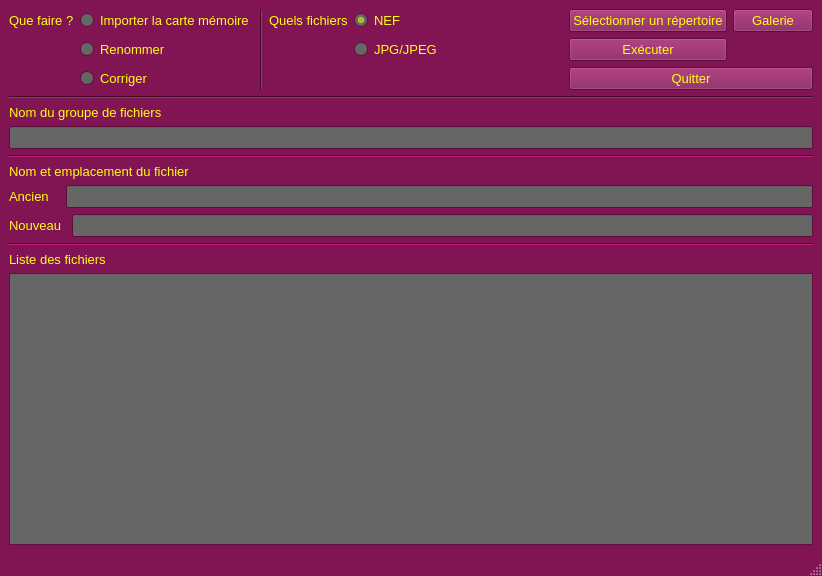
First picture: the form in interface.ui, repository ca-pos/renommage_photos_ui, before the edit.
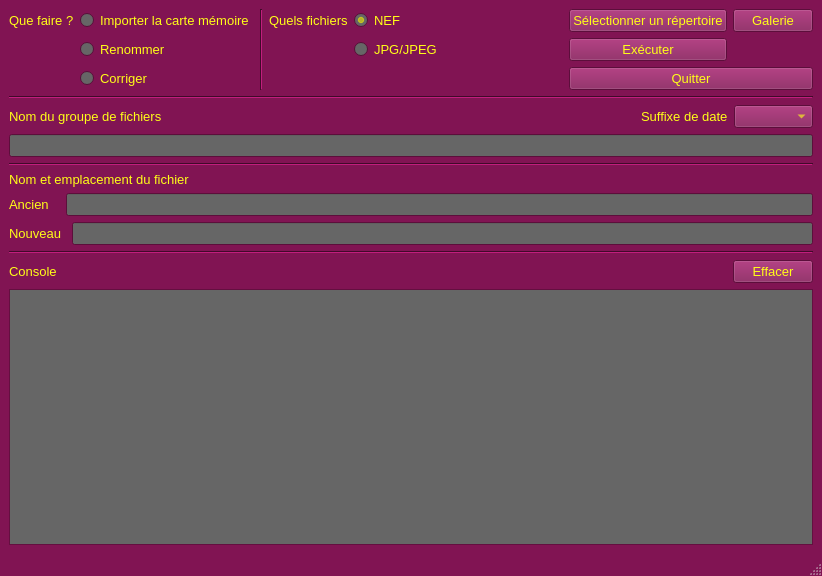
Second picture: the form after the edit.

Patch:
```diff
--- a/interface.ui
+++ b/interface.ui
@@ -589,7 +589,7 @@
      </disabled>
     </palette>
    </property>
-   <layout class="QVBoxLayout" name="verticalLayout_3">
+   <layout class="QVBoxLayout" name="verticalLayout_2">
     <item>
      <layout class="QGridLayout" name="gridLayout">
       <item row="0" column="0">
@@ -752,13 +752,50 @@
      </layout>
     </item>
     <item>
-     <layout class="QVBoxLayout" name="verticalLayout_2">
+     <layout class="QVBoxLayout" name="verticalLayout">
       <item>
-       <widget class="QLabel" name="lbl_group_name">
-        <property name="text">
-         <string>Nom du groupe de fichiers</string>
-        </property>
-       </widget>
+       <layout class="QHBoxLayout" name="horizontalLayout">
+        <item>
+         <widget class="QLabel" name="lbl_group_name">
+          <property name="text">
+           <string>Nom du groupe de fichiers</string>
+          </property>
+          <property name="buddy">
+           <cstring>edt_gname</cstring>
+          </property>
+         </widget>
+        </item>
+        <item>
+         <spacer name="horizontalSpacer_2">
+          <property name="orientation">
+           <enum>Qt::Orientation::Horizontal</enum>
+          </property>
+          <property name="sizeHint" stdset="0">
+           <size>
+            <width>358</width>
+            <height>20</height>
+           </size>
+          </property>
+         </spacer>
+        </item>
+        <item>
+         <widget class="QLabel" name="lbl_date_suffix">
+          <property name="text">
+           <string>Suffixe de date</string>
+          </property>
+          <property name="buddy">
+           <cstring>cbx_date_suffix</cstring>
+          </property>
+         </widget>
+        </item>
+        <item>
+         <widget class="QComboBox" name="cbx_date_suffix">
+          <property name="currentText">
+           <string/>
+          </property>
+         </widget>
+        </item>
+       </layout>
       </item>
       <item>
        <widget class="QLineEdit" name="edt_gname"/>
@@ -819,16 +856,36 @@
      </widget>
     </item>
     <item>
-     <layout class="QVBoxLayout" name="verticalLayout">
-      <item>
+     <layout class="QGridLayout" name="gridLayout_3">
+      <item row="0" column="0">
        <widget class="QLabel" name="lbl_list_of_files">
         <property name="text">
-         <string>Liste des fichiers</string>
+         <string>Console</string>
         </property>
        </widget>
       </item>
-      <item>
-       <widget class="QListWidget" name="lst_files"/>
+      <item row="0" column="1">
+       <spacer name="horizontalSpacer">
+        <property name="orientation">
+         <enum>Qt::Orientation::Horizontal</enum>
+        </property>
+        <property name="sizeHint" stdset="0">
+         <size>
+          <width>40</width>
+          <height>20</height>
+         </size>
+        </property>
+       </spacer>
+      </item>
+      <item row="0" column="2">
+       <widget class="QPushButton" name="btn_clear_output">
+        <property name="text">
+         <string>Effacer</string>
+        </property>
+       </widget>
+      </item>
+      <item row="1" column="0" colspan="3">
+       <widget class="QListWidget" name="console"/>
       </item>
      </layout>
     </item>
```
Left out of the diff: 9 changed lines with no effect on the pictures.
